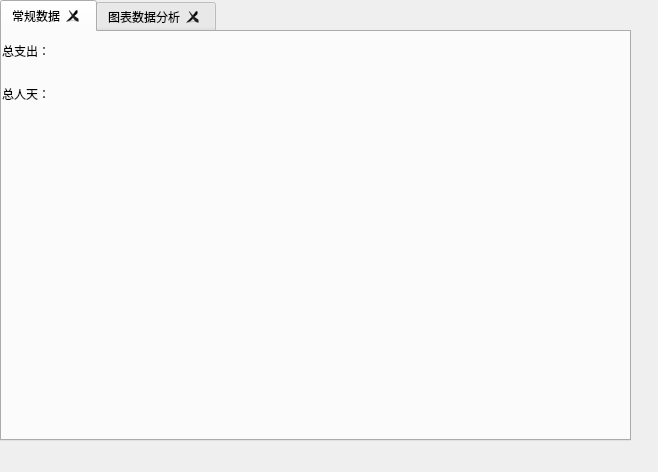
Before: the Qt Designer form Main/Chart.ui in tenone11/Vender_System, drawn with Qt 5.
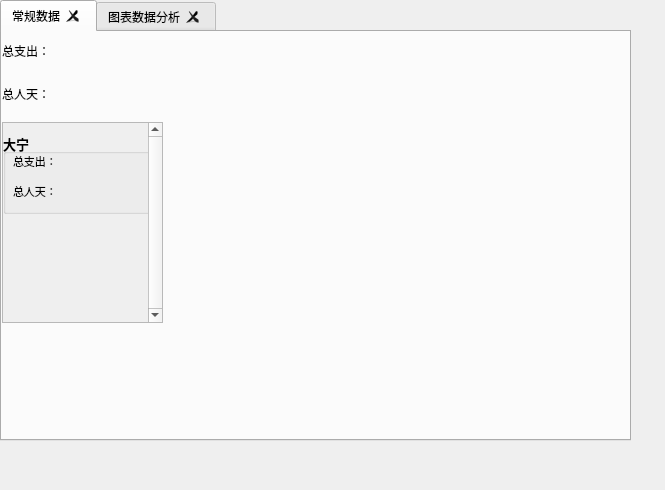
After: the same form once the commit is applied. The open tabs and pages were chosen to show the change.

Commit message: Add new feature 1. add Analyze basic information 2. create tab 2 for Aanlyze.py

Diff of the .ui file:
```diff
--- a/Main/Chart.ui
+++ b/Main/Chart.ui
@@ -6,8 +6,8 @@
    <rect>
     <x>0</x>
     <y>0</y>
-    <width>658</width>
-    <height>472</height>
+    <width>665</width>
+    <height>490</height>
    </rect>
   </property>
   <property name="windowTitle">
@@ -55,7 +55,7 @@
       <rect>
        <x>0</x>
        <y>0</y>
-       <width>381</width>
+       <width>161</width>
        <height>80</height>
       </rect>
      </property>
@@ -76,6 +76,95 @@
       </item>
      </layout>
     </widget>
+    <widget class="QScrollArea" name="scrollArea">
+     <property name="geometry">
+      <rect>
+       <x>0</x>
+       <y>90</y>
+       <width>161</width>
+       <height>201</height>
+      </rect>
+     </property>
+     <property name="verticalScrollBarPolicy">
+      <enum>Qt::ScrollBarAlwaysOn</enum>
+     </property>
+     <property name="widgetResizable">
+      <bool>true</bool>
+     </property>
+     <widget class="QWidget" name="scrollAreaWidgetContents_2">
+      <property name="geometry">
+       <rect>
+        <x>0</x>
+        <y>0</y>
+        <width>142</width>
+        <height>199</height>
+       </rect>
+      </property>
+      <widget class="QGroupBox" name="groupBox">
+       <property name="geometry">
+        <rect>
+         <x>0</x>
+         <y>10</y>
+         <width>161</width>
+         <height>81</height>
+        </rect>
+       </property>
+       <property name="font">
+        <font>
+         <pointsize>10</pointsize>
+         <weight>75</weight>
+         <bold>true</bold>
+        </font>
+       </property>
+       <property name="autoFillBackground">
+        <bool>false</bool>
+       </property>
+       <property name="title">
+        <string>大宁</string>
+       </property>
+       <widget class="QLabel" name="label_12">
+        <property name="geometry">
+         <rect>
+          <x>10</x>
+          <y>10</y>
+          <width>131</width>
+          <height>36</height>
+         </rect>
+        </property>
+        <property name="font">
+         <font>
+          <pointsize>8</pointsize>
+          <weight>50</weight>
+          <bold>false</bold>
+         </font>
+        </property>
+        <property name="text">
+         <string>总支出：</string>
+        </property>
+       </widget>
+       <widget class="QLabel" name="label_13">
+        <property name="geometry">
+         <rect>
+          <x>10</x>
+          <y>40</y>
+          <width>159</width>
+          <height>36</height>
+         </rect>
+        </property>
+        <property name="font">
+         <font>
+          <pointsize>8</pointsize>
+          <weight>50</weight>
+          <bold>false</bold>
+         </font>
+        </property>
+        <property name="text">
+         <string>总人天：</string>
+        </property>
+       </widget>
+      </widget>
+     </widget>
+    </widget>
    </widget>
    <widget class="QWidget" name="tab_2">
     <attribute name="title">
```
Left out of the diff: 60 changed lines with no effect on the pictures. The commit also changes 5 other files.
